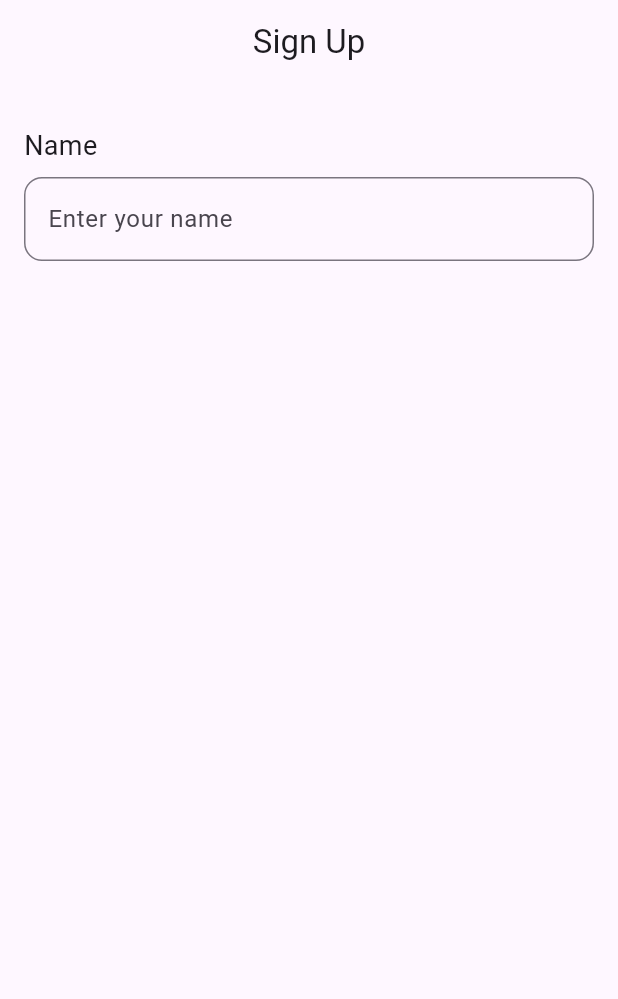
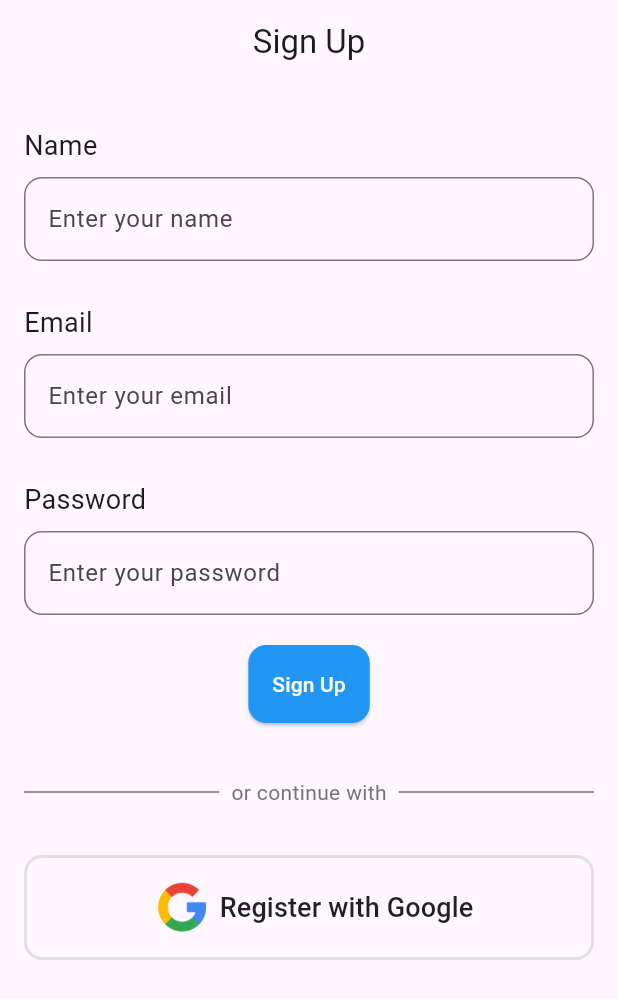
Before and after one commit to kareem2002-k/ClassMate, a Flutter app: the screen it shows after launch, on a phone screen of 412 x 824 dp. Shown: the top 999 px of the screen. Run offline on Flutter 3.47's test engine with Material 2 defaults, Android fonts, the light colour scheme and no system bars; our stand-ins replace firebase_auth, firebase_core; accounts and stored records are empty.

Commit message:
sign up page

```diff
--- a/lib/pages/SignUp.dart
+++ b/lib/pages/SignUp.dart
@@ -5,6 +5,9 @@ class SignUp extends StatelessWidget {
 
   @override
   Widget build(BuildContext context) {
+    final nameCont = TextEditingController();
+    final emailCont = TextEditingController();
+    final passCont = TextEditingController();
     return Scaffold(
       appBar: AppBar(
         title: Text("Sign Up"),
@@ -31,6 +34,119 @@ class SignUp extends StatelessWidget {
               ),
             ),
           ),
+          SizedBox(height: 20),
+          Padding(
+            padding: const EdgeInsets.fromLTRB(16.0, 8.0, 16.0, 0),
+            child: Text(
+              "Email",
+              style: TextStyle(fontSize: 18),
+            ),
+          ),
+          Padding(
+            padding: const EdgeInsets.fromLTRB(16.0, 8.0, 16.0, 0),
+            child: TextField(
+              controller: nameCont,
+              decoration: InputDecoration(
+                border: OutlineInputBorder(
+                    borderRadius: BorderRadius.circular(12.0)),
+                hintText: 'Enter your email',
+              ),
+            ),
+          ),
+          SizedBox(height: 20),
+          Padding(
+            padding: const EdgeInsets.fromLTRB(16.0, 8.0, 16.0, 0),
+            child: Text(
+              "Password",
+              style: TextStyle(fontSize: 18),
+            ),
+          ),
+          Padding(
+            padding: const EdgeInsets.fromLTRB(16.0, 8.0, 16.0, 0),
+            child: TextField(
+              decoration: InputDecoration(
+                border: OutlineInputBorder(
+                    borderRadius: BorderRadius.circular(12.0)),
+                hintText: 'Enter your password',
+              ),
+            ),
+          ),
+          SizedBox(height: 20),
+          Center(
+            child: ElevatedButton(
+              onPressed: () {
+                // Button action
+              },
+              style: ElevatedButton.styleFrom(
+                shape: RoundedRectangleBorder(
+                  borderRadius: BorderRadius.circular(12.0),
+                ),
+                padding: EdgeInsets.all(16.0),
+                primary: Colors.blue, // Background color
+                onPrimary: Colors.white, // Text color
+              ),
+              child: Text("Sign Up"), // Button text
+            ),
+          ),
+          SizedBox(height: 20.0),
+          Padding(
+            padding: const EdgeInsets.all(16.0),
+            child: Row(
+              children: [
+                Expanded(
+                  child: Container(
+                    margin: const EdgeInsets.only(right: 8.0),
+                    height: 1.0, // Adjust the height as needed
+                    color: Colors.grey[600], // Color of the dashes
+                  ),
+                ),
+                Text(
+                  "or continue with",
+                  style: TextStyle(color: Colors.grey[600]),
+                ),
+                Expanded(
+                  child: Container(
+                    margin: const EdgeInsets.only(left: 8.0),
+                    height: 1.0, // Adjust the height as needed
+                    color: Colors.grey[600], // Color of the dashes
+                  ),
+                ),
+              ],
+            ),
+          ),
+          Center(
+            child: Padding(
+              padding: const EdgeInsets.all(16.0),
+              child: Container(
+                padding: EdgeInsets.all(8.0),
+                decoration: BoxDecoration(
+                    border: Border.all(
+                      color: Colors.grey.shade300, // Border color
+                      width: 2.0, // Border width
+                    ),
+                    borderRadius: BorderRadius.circular(12.0)),
+                child: MaterialButton(
+                  onPressed: () {},
+                  child: Row(
+                    mainAxisAlignment: MainAxisAlignment.center,
+                    children: [
+                      Container(
+                        child: Image.asset("assets/images/google.png"),
+                        width: 50.0,
+                        height: 50.0,
+                        // padding: EdgeInsets.all(10.0),
+                        alignment: Alignment.center,
+                      ),
+                      Text(
+                        "Register with Google",
+                        style: TextStyle(fontSize: 18),
+                      )
+                    ],
+                  ),
+                ),
+              ),
+            ),
+          )
         ],
       ),
     );
--- a/pubspec.yaml
+++ b/pubspec.yaml
@@ -57,7 +57,7 @@ dev_dependencies:
 # The following section is specific to Flutter packages.
 flutter:
   assets:
-    - assets/images/
+    - assets/images/google.png
 
   # The following line ensures that the Material Icons font is
   # included with your application, so that you can use the icons in
```
Also changed, not shown: assets/images/google.png (added).
